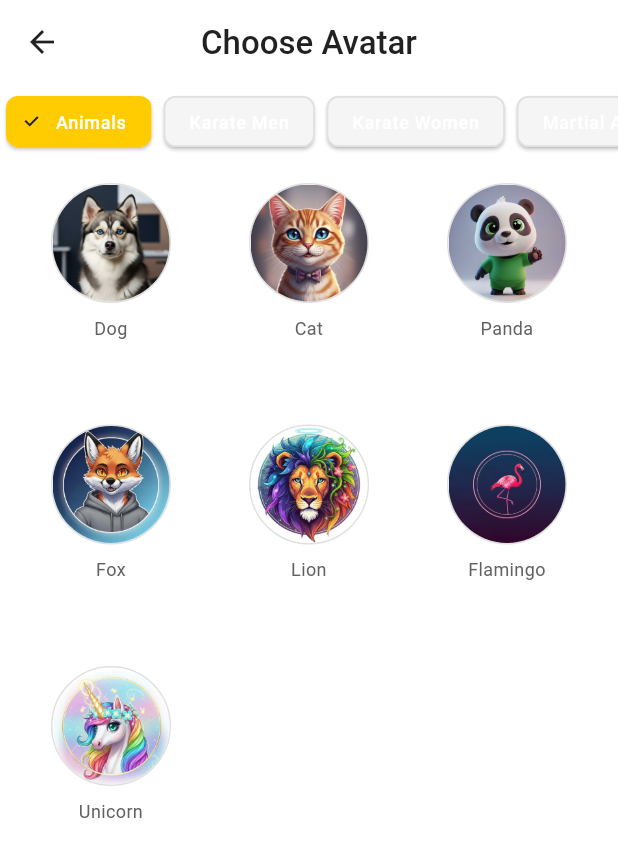
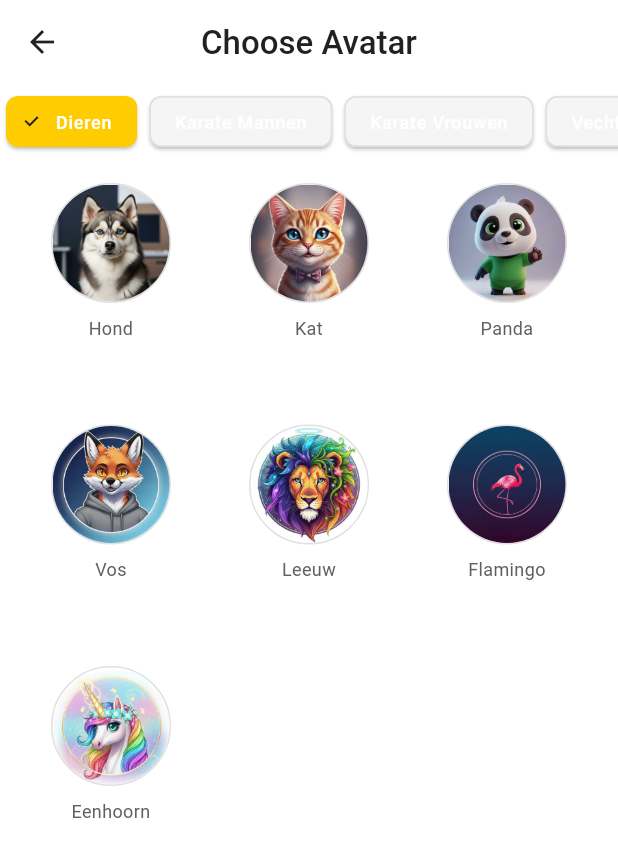
Before and after one commit to Anne-LindedeGroot/Karatapp, a Flutter app: the PresetAvatarSelectionScreen screen opened directly with empty values, on a phone screen of 412 x 824 dp. Shown: the top 857 px of the screen. Run offline on Flutter 3.47's test engine with Material 3 defaults, Android fonts, the phone set to English and light mode, and no system bars; our stand-ins replace cached_network_image, chewie, flutter_dotenv, flutter_riverpod, flutter_tts, go_router and 7 more; accounts and stored records are empty.

Commit message:
error fixes; with buttons moved up to the top right in profile and avatars settings fixed the translatation to dutch.

```diff
--- a/lib/models/avatar_model.dart
+++ b/lib/models/avatar_model.dart
@@ -80,7 +80,7 @@ class AvatarData {
     // Karate Men Photos
     Avatar(
       id: 'karate_man_white_gi',
-      name: 'Karateka (White Gi)',
+      name: 'Karateka (Witte Gi)',
       assetPath: 'assets/avatars/photos/karate_men/white_gi.jpg',
       category: AvatarCategory.karateMan,
       type: AvatarType.preset,
@@ -88,7 +88,7 @@ class AvatarData {
     ),
     Avatar(
       id: 'karate_man_black_gi',
-      name: 'Karateka (Black Gi)',
+      name: 'Karateka (Zwarte Gi)',
       assetPath: 'assets/avatars/photos/karate_men/black_gi.jpg',
       category: AvatarCategory.karateMan,
       type: AvatarType.preset,
@@ -96,7 +96,7 @@ class AvatarData {
     ),
     Avatar(
       id: 'karate_sensei',
-      name: 'Sensei Master',
+      name: 'Sensei Meester',
       assetPath: 'assets/avatars/photos/karate_men/sensei_master.jpg',
       category: AvatarCategory.karateMan,
       type: AvatarType.preset,
@@ -104,7 +104,7 @@ class AvatarData {
     ),
     Avatar(
       id: 'karate_student',
-      name: 'Young Karate Student',
+      name: 'Jonge Student',
       assetPath: 'assets/avatars/photos/karate_men/student_young.jpg',
       category: AvatarCategory.karateMan,
       type: AvatarType.preset,
@@ -112,7 +112,7 @@ class AvatarData {
     ),
     Avatar(
       id: 'karate_competitor',
-      name: 'Tournament Competitor',
+      name: 'Toernooi Deelnemer',
       assetPath: 'assets/avatars/photos/karate_men/competitor_tournament.jpg',
       category: AvatarCategory.karateMan,
       type: AvatarType.preset,
@@ -120,7 +120,7 @@ class AvatarData {
     ),
     Avatar(
       id: 'karate_referee',
-      name: 'Referee',
+      name: 'Scheids',
       assetPath: 'assets/avatars/photos/karate_men/referee.jpg',
       category: AvatarCategory.karateMan,
       type: AvatarType.preset,
@@ -130,7 +130,7 @@ class AvatarData {
     //Karate Women Photos
     Avatar(
       id: 'karate_woman_white_gi',
-      name: 'Karateka (White Gi)',
+      name: 'Karateka (Witte Gi)',
       assetPath: 'assets/avatars/photos/karate_women/white_gi.jpg',
       category: AvatarCategory.karateWoman,
       type: AvatarType.preset,
@@ -138,7 +138,7 @@ class AvatarData {
     ),
     Avatar(
       id: 'karate_woman_black_gi',
-      name: 'Karateka (Black Gi)',
+      name: 'Karateka (Zwarte Gi)',
       assetPath: 'assets/avatars/photos/karate_women/black_gi.jpg',
       category: AvatarCategory.karateWoman,
       type: AvatarType.preset,
@@ -146,7 +146,7 @@ class AvatarData {
     ),
     Avatar(
       id: 'karate_female_sensei',
-      name: 'Female Sensei Master',
+      name: 'Sensei Vrouw',
       assetPath: 'assets/avatars/photos/karate_women/sensei_master.jpg',
       category: AvatarCategory.karateWoman,
       type: AvatarType.preset,
@@ -154,7 +154,7 @@ class AvatarData {
     ),
     Avatar(
       id: 'karate_female_student',
-      name: 'Young Female Student',
+      name: 'Jonge Student',
       assetPath: 'assets/avatars/photos/karate_women/student_young.jpg',
       category: AvatarCategory.karateWoman,
       type: AvatarType.preset,
@@ -162,7 +162,7 @@ class AvatarData {
     ),
     Avatar(
       id: 'karate_female_competitor',
-      name: 'Tournament Competitor',
+      name: 'Toernooi Deelneemster',
       assetPath: 'assets/avatars/photos/karate_women/competitor_tournament.jpg',
       category: AvatarCategory.karateWoman,
       type: AvatarType.preset,
@@ -170,7 +170,7 @@ class AvatarData {
     ),
     Avatar(
       id: 'karate_female_referee',
-      name: 'Referee',
+      name: 'Scheids',
       assetPath: 'assets/avatars/photos/karate_women/referee.jpg',
       category: AvatarCategory.karateWoman,
       type: AvatarType.preset,
@@ -180,7 +180,7 @@ class AvatarData {
     // Martial Arts Characters Photos
     Avatar(
       id: 'samurai_warrior',
-      name: 'Traditional Samurai',
+      name: 'Traditionele Samurai',
       assetPath: 'assets/avatars/photos/characters/samurai_traditional.jpg',
       category: AvatarCategory.martialArtsCharacters,
       type: AvatarType.preset,
@@ -188,7 +188,7 @@ class AvatarData {
     ),
     Avatar(
       id: 'ninja',
-      name: 'Modern Ninja',
+      name: 'Moderne Ninja',
       assetPath: 'assets/avatars/photos/characters/ninja_modern.jpg',
       category: AvatarCategory.martialArtsCharacters,
       type: AvatarType.preset,
@@ -196,7 +196,7 @@ class AvatarData {
     ),
     Avatar(
       id: 'kung_fu_master',
-      name: 'Kung Fu Master',
+      name: 'Kung Fu Meester',
       assetPath: 'assets/avatars/photos/characters/kung_fu_master.jpg',
       category: AvatarCategory.martialArtsCharacters,
       type: AvatarType.preset,
@@ -204,7 +204,7 @@ class AvatarData {
     ),
     Avatar(
       id: 'aikido_practitioner',
-      name: 'Aikido Master',
+      name: 'Aikido Meester',
       assetPath: 'assets/avatars/photos/characters/aikido_master.jpg',
       category: AvatarCategory.martialArtsCharacters,
       type: AvatarType.preset,
@@ -212,7 +212,7 @@ class AvatarData {
     ),
     Avatar(
       id: 'judo_fighter',
-      name: 'Judo Champion',
+      name: 'Judo Kampioen',
       assetPath: 'assets/avatars/photos/characters/judo_champion.jpg',
       category: AvatarCategory.martialArtsCharacters,
       type: AvatarType.preset,
@@ -220,7 +220,7 @@ class AvatarData {
     ),
     Avatar(
       id: 'taekwondo_athlete',
-      name: 'Taekwondo Athlete',
+      name: 'Taekwondo Atleet',
       assetPath: 'assets/avatars/photos/characters/taekwondo_athlete.jpg',
       category: AvatarCategory.martialArtsCharacters,
       type: AvatarType.preset,
@@ -230,7 +230,7 @@ class AvatarData {
     //  Animals Photos
     Avatar(
       id: 'animal_dog',
-      name: 'Dog',
+      name: 'Hond',
       assetPath: 'assets/avatars/photos/animals/dog.jpg',
       category: AvatarCategory.animals,
       type: AvatarType.preset,
@@ -238,7 +238,7 @@ class AvatarData {
     ),
     Avatar(
       id: 'animal_cat',
-      name: 'Cat',
+      name: 'Kat',
       assetPath: 'assets/avatars/photos/animals/cat.jpg',
       category: AvatarCategory.animals,
       type: AvatarType.preset,
@@ -254,7 +254,7 @@ class AvatarData {
     ),
     Avatar(
       id: 'animal_fox',
-      name: 'Fox',
+      name: 'Vos',
       assetPath: 'assets/avatars/photos/animals/fox.jpg',
       category: AvatarCategory.animals,
       type: AvatarType.preset,
@@ -262,7 +262,7 @@ class AvatarData {
     ),
     Avatar(
       id: 'animal_lion',
-      name: 'Lion',
+      name: 'Leeuw',
       assetPath: 'assets/avatars/photos/animals/lion.jpg',
       category: AvatarCategory.animals,
       type: AvatarType.preset,
@@ -278,7 +278,7 @@ class AvatarData {
     ),
     Avatar(
       id: 'animal_unicorn',
-      name: 'Unicorn',
+      name: 'Eenhoorn',
       assetPath: 'assets/avatars/photos/animals/unicorn.jpg',
       category: AvatarCategory.animals,
       type: AvatarType.preset,
@@ -296,7 +296,7 @@ class AvatarData {
     ),
     Avatar(
       id: 'nunchucks',
-      name: 'Nunchucks',
+      name: 'Nunchaku',
       assetPath: 'assets/avatars/photos/items/nunchucks.jpg',
       category: AvatarCategory.karateItems,
       type: AvatarType.preset,
@@ -304,7 +304,7 @@ class AvatarData {
     ),
     Avatar(
       id: 'trophy',
-      name: 'Trophy',
+      name: 'Trofee',
       assetPath: 'assets/avatars/photos/items/trophy.jpg',
       category: AvatarCategory.karateItems,
       type: AvatarType.preset,
@@ -312,7 +312,7 @@ class AvatarData {
     ),
     Avatar(
       id: 'medal',
-      name: 'Medal',
+      name: 'Medaille',
       assetPath: 'assets/avatars/photos/items/medal.jpg',
       category: AvatarCategory.karateItems,
       type: AvatarType.preset,
@@ -320,7 +320,7 @@ class AvatarData {
     ),
     Avatar(
       id: 'dojo_building',
-      name: ' Dojo',
+      name: 'Dojo',
       assetPath: 'assets/avatars/photos/items/dojo.jpg',
       category: AvatarCategory.karateItems,
       type: AvatarType.preset,
@@ -328,7 +328,7 @@ class AvatarData {
     ),
     Avatar(
       id: 'yin_yang',
-      name: ' Yin Yang',
+      name: 'Yin Yang',
       assetPath: 'assets/avatars/photos/items/yin_yang.jpg',
       category: AvatarCategory.karateItems,
       type: AvatarType.preset,
@@ -351,15 +351,15 @@ class AvatarData {
   static String getCategoryDisplayName(AvatarCategory category) {
     switch (category) {
       case AvatarCategory.animals:
-        return 'Animals';
+        return 'Dieren';
       case AvatarCategory.karateMan:
-        return 'Karate Men';
+        return 'Karate Mannen';
       case AvatarCategory.karateWoman:
-        return 'Karate Women';
+        return 'Karate Vrouwen';
       case AvatarCategory.martialArtsCharacters:
-        return 'Martial Arts';
+        return 'Vechtsporten';
       case AvatarCategory.karateItems:
-        return 'Dojo & Items';
+        return 'Dojo & Voorwerpen';
     }
   }
 }
--- a/lib/screens/avatar_selection_screen.dart
+++ b/lib/screens/avatar_selection_screen.dart
@@ -74,7 +74,7 @@ class _AvatarSelectionScreenState extends ConsumerState<AvatarSelectionScreen>
             Tab(text: 'Karate Mannen'),
             Tab(text: 'Karate Vrouwen'),
             Tab(text: 'Vechtsporten'),
-            Tab(text: 'Dojo & Items'),
+            Tab(text: 'Dojo & Voorwerpen'),
           ],
         ),
       ),
--- a/lib/screens/edit_kata_screen.dart
+++ b/lib/screens/edit_kata_screen.dart
@@ -8,7 +8,6 @@ import '../providers/image_provider.dart';
 import '../utils/image_utils.dart';
 import '../widgets/image_gallery.dart';
 import '../widgets/video_url_input_widget.dart';
-import '../widgets/tts_headphones_button.dart';
 import '../widgets/context_aware_page_tts_button.dart';
 
 class EditKataScreen extends ConsumerStatefulWidget {
--- a/lib/screens/forum_screen.dart
+++ b/lib/screens/forum_screen.dart
@@ -8,7 +8,6 @@ import '../providers/interaction_provider.dart';
 import '../providers/accessibility_provider.dart';
 import '../widgets/avatar_widget.dart';
 import '../widgets/skeleton_forum_post.dart';
-import '../widgets/tts_headphones_button.dart';
 import '../core/navigation/app_router.dart';
 import 'forum_post_detail_screen.dart';
 import 'create_forum_post_screen.dart';
--- a/lib/screens/home_screen.dart
+++ b/lib/screens/home_screen.dart
@@ -6,10 +6,7 @@ import 'package:go_router/go_router.dart';
 import '../widgets/collapsible_kata_card.dart';
 import '../widgets/connection_error_widget.dart';
 import '../widgets/skeleton_kata_card.dart';
-import '../widgets/enhanced_tts_headphones_button.dart';
-import '../widgets/tts_headphones_button.dart';
 import '../widgets/context_aware_page_tts_button.dart';
-import '../services/context_aware_tts_service.dart';
 import '../services/context_aware_page_tts_service.dart';
 import '../providers/auth_provider.dart';
 import '../providers/kata_provider.dart';
--- a/lib/services/comprehensive_tts_service.dart
+++ b/lib/services/comprehensive_tts_service.dart
@@ -13,9 +13,6 @@ class ComprehensiveTTSService {
   static OverlayEntry? _currentHighlightOverlay;
   static OverlayEntry? _currentCursorOverlay;
   static bool _isReading = false;
-  static String _currentText = '';
-  static int _currentWordIndex = 0;
-  static List<String> _currentWords = [];
 
   /// Read entire home page with visual highlighting and cursor tracking
   static Future<void> readHomePage(BuildContext context, WidgetRef ref) async {
```
Also changed, not shown: lib/screens/profile_screen.dart (+9 -7 lines), lib/screens/user_management_screen.dart (+75 -116 lines), lib/services/context_aware_page_tts_service.dart (+9 -7 lines), lib/services/context_aware_tts_service.dart (+12 -7 lines), lib/widgets/context_aware_page_tts_button.dart (+9 -3 lines).
